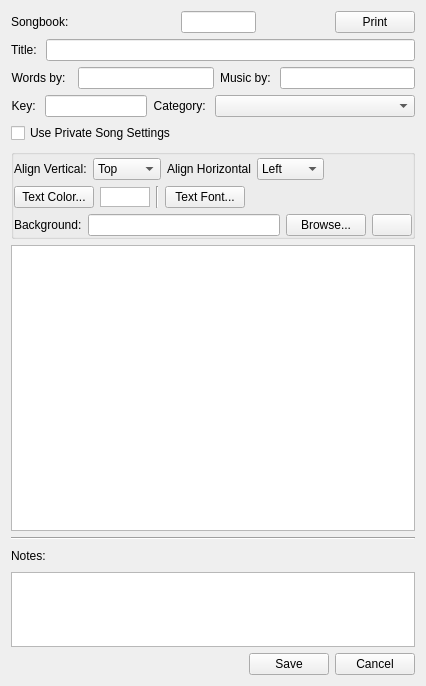
Above: src/editwidget.ui from SoftProjector/src before the change. Below: the same form after it.
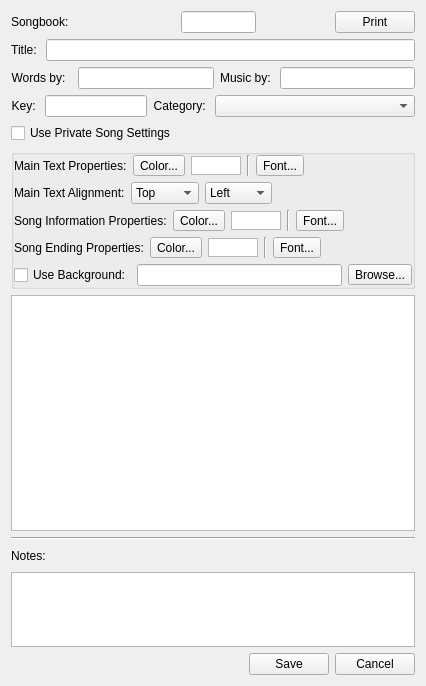
That is the form after the change. Icons and pictures are not drawn.

Commit message: Updated song setting with new features

Patch:
```diff
--- a/src/editwidget.ui
+++ b/src/editwidget.ui
@@ -23,8 +23,8 @@
    <iconset resource="softprojector.qrc">
     <normaloff>:/icons/icons/edit.png</normaloff>:/icons/icons/edit.png</iconset>
   </property>
-  <layout class="QGridLayout" name="gridLayout_7">
-   <item row="0" column="0">
+  <layout class="QVBoxLayout" name="verticalLayout_3">
+   <item>
     <layout class="QGridLayout" name="gridLayout_6">
      <item row="0" column="0">
       <widget class="QLabel" name="label">
@@ -82,7 +82,7 @@
      </item>
     </layout>
    </item>
-   <item row="1" column="0">
+   <item>
     <layout class="QGridLayout" name="gridLayout_2">
      <item row="0" column="0">
       <widget class="QLabel" name="label_15">
@@ -99,7 +99,7 @@
      </item>
     </layout>
    </item>
-   <item row="2" column="0">
+   <item>
     <layout class="QGridLayout" name="gridLayout_3">
      <item row="0" column="0">
       <widget class="QLabel" name="label_16">
@@ -129,7 +129,7 @@
      </item>
     </layout>
    </item>
-   <item row="3" column="0">
+   <item>
     <layout class="QGridLayout" name="gridLayout_4">
      <item row="0" column="0">
       <widget class="QLabel" name="label_17">
@@ -169,7 +169,7 @@
      </item>
     </layout>
    </item>
-   <item row="4" column="0">
+   <item>
     <layout class="QHBoxLayout" name="horizontalLayout_5">
      <item>
       <widget class="QCheckBox" name="checkBoxSongSettings">
@@ -193,7 +193,7 @@
      </item>
     </layout>
    </item>
-   <item row="5" column="0">
+   <item>
     <widget class="QGroupBox" name="groupBoxSettings">
      <property name="title">
       <string/>
@@ -201,25 +201,83 @@
      <property name="flat">
       <bool>true</bool>
      </property>
-     <layout class="QGridLayout" name="gridLayout_5">
-      <property name="leftMargin">
+     <layout class="QVBoxLayout" name="verticalLayout">
+      <property name="margin">
        <number>0</number>
       </property>
-      <property name="topMargin">
-       <number>3</number>
-      </property>
-      <property name="rightMargin">
-       <number>0</number>
-      </property>
-      <property name="bottomMargin">
-       <number>0</number>
-      </property>
-      <item row="0" column="0">
+      <item>
+       <layout class="QHBoxLayout" name="horizontalLayout_3">
+        <item>
+         <widget class="QLabel" name="label_4">
+          <property name="text">
+           <string>Main Text Properties:</string>
+          </property>
+         </widget>
+        </item>
+        <item>
+         <widget class="QToolButton" name="toolButtonMainColor">
+          <property name="text">
+           <string>Color...</string>
+          </property>
+         </widget>
+        </item>
+        <item>
+         <widget class="QGraphicsView" name="graphicsViewTextColor">
+          <property name="sizePolicy">
+           <sizepolicy hsizetype="Fixed" vsizetype="Fixed">
+            <horstretch>0</horstretch>
+            <verstretch>0</verstretch>
+           </sizepolicy>
+          </property>
+          <property name="minimumSize">
+           <size>
+            <width>50</width>
+            <height>19</height>
+           </size>
+          </property>
+          <property name="maximumSize">
+           <size>
+            <width>50</width>
+            <height>19</height>
+           </size>
+          </property>
+         </widget>
+        </item>
+        <item>
+         <widget class="Line" name="line_4">
+          <property name="orientation">
+           <enum>Qt::Vertical</enum>
+          </property>
+         </widget>
+        </item>
+        <item>
+         <widget class="QToolButton" name="toolButtonMainFont">
+          <property name="text">
+           <string>Font...</string>
+          </property>
+         </widget>
+        </item>
+        <item>
+         <spacer name="horizontalSpacer_4">
+          <property name="orientation">
+           <enum>Qt::Horizontal</enum>
+          </property>
+          <property name="sizeHint" stdset="0">
+           <size>
+            <width>40</width>
+            <height>20</height>
+           </size>
+          </property>
+         </spacer>
+        </item>
+       </layout>
+      </item>
+      <item>
        <layout class="QHBoxLayout" name="horizontalLayout_4">
         <item>
          <widget class="QLabel" name="labelVAlign">
           <property name="text">
-           <string>Align Vertical:</string>
+           <string>Main Text Alignment:</string>
           </property>
          </widget>
         </item>
@@ -242,13 +300,6 @@
           </item>
          </widget>
         </item>
-        <item>
-         <widget class="QLabel" name="labelHAlign">
-          <property name="text">
-           <string>Align Horizontal</string>
-          </property>
-         </widget>
-        </item>
         <item>
          <widget class="QComboBox" name="comboBoxHAlignment">
           <item>
@@ -269,13 +320,80 @@
          </widget>
         </item>
         <item>
+         <spacer name="horizontalSpacer_7">
+          <property name="orientation">
+           <enum>Qt::Horizontal</enum>
+          </property>
+          <property name="sizeHint" stdset="0">
+           <size>
+            <width>40</width>
+            <height>20</height>
+           </size>
+          </property>
+         </spacer>
+        </item>
+       </layout>
+      </item>
+      <item>
+       <layout class="QHBoxLayout" name="horizontalLayout_6">
+        <item>
+         <widget class="QLabel" name="label_3">
+          <property name="text">
+           <string>Song Information Properties:</string>
+          </property>
+         </widget>
+        </item>
+        <item>
+         <widget class="QToolButton" name="toolButtonInfoColor">
+          <property name="text">
+           <string>Color...</string>
+          </property>
+         </widget>
+        </item>
+        <item>
+         <widget class="QGraphicsView" name="graphicsViewInfoColor">
+          <property name="sizePolicy">
+           <sizepolicy hsizetype="Fixed" vsizetype="Fixed">
+            <horstretch>0</horstretch>
+            <verstretch>0</verstretch>
+           </sizepolicy>
+          </property>
+          <property name="minimumSize">
+           <size>
+            <width>50</width>
+            <height>19</height>
+           </size>
+          </property>
+          <property name="maximumSize">
+           <size>
+            <width>50</width>
+            <height>19</height>
+           </size>
+          </property>
+         </widget>
+        </item>
+        <item>
+         <widget class="Line" name="line_5">
+          <property name="orientation">
+           <enum>Qt::Vertical</enum>
+          </property>
+         </widget>
+        </item>
+        <item>
+         <widget class="QToolButton" name="toolButtonFont">
+          <property name="text">
+           <string>Font...</string>
+          </property>
+         </widget>
+        </item>
+        <item>
          <spacer name="horizontalSpacer_5">
           <property name="orientation">
            <enum>Qt::Horizontal</enum>
           </property>
           <property name="sizeHint" stdset="0">
            <size>
-            <width>98</width>
+            <width>40</width>
             <height>20</height>
            </size>
           </property>
@@ -283,17 +401,24 @@
         </item>
        </layout>
       </item>
-      <item row="1" column="0">
-       <layout class="QHBoxLayout" name="horizontalLayout_3">
+      <item>
+       <layout class="QHBoxLayout" name="horizontalLayout_7">
         <item>
-         <widget class="QPushButton" name="pushButtonTextColor">
+         <widget class="QLabel" name="label_2">
           <property name="text">
-           <string>Text Color...</string>
+           <string>Song Ending Properties:</string>
           </property>
          </widget>
         </item>
         <item>
-         <widget class="QGraphicsView" name="graphicsViewTextColor">
+         <widget class="QToolButton" name="toolButtonEndingColor">
+          <property name="text">
+           <string>Color...</string>
+          </property>
+         </widget>
+        </item>
+        <item>
+         <widget class="QGraphicsView" name="graphicsViewEndingColor">
           <property name="sizePolicy">
            <sizepolicy hsizetype="Fixed" vsizetype="Fixed">
             <horstretch>0</horstretch>
@@ -303,48 +428,39 @@
           <property name="minimumSize">
            <size>
             <width>50</width>
-            <height>20</height>
+            <height>19</height>
            </size>
           </property>
           <property name="maximumSize">
            <size>
             <width>50</width>
-            <height>20</height>
+            <height>19</height>
            </size>
           </property>
          </widget>
         </item>
         <item>
-         <widget class="Line" name="line_2">
+         <widget class="Line" name="line_6">
           <property name="orientation">
            <enum>Qt::Vertical</enum>
           </property>
          </widget>
         </item>
         <item>
-         <widget class="QPushButton" name="pushButtonTextFont">
-          <property name="sizePolicy">
-           <sizepolicy hsizetype="Minimum" vsizetype="Fixed">
-            <horstretch>0</horstretch>
-            <verstretch>0</verstretch>
-           </sizepolicy>
-          </property>
+         <widget class="QToolButton" name="toolButtonEndingFont">
           <property name="text">
-           <string>Text Font...</string>
+           <string>Font...</string>
           </property>
          </widget>
         </item>
         <item>
-         <widget class="QLabel" name="labelTextFont"/>
-        </item>
-        <item>
-         <spacer name="horizontalSpacer_4">
+         <spacer name="horizontalSpacer_8">
           <property name="orientation">
            <enum>Qt::Horizontal</enum>
           </property>
           <property name="sizeHint" stdset="0">
            <size>
-            <width>148</width>
+            <width>40</width>
             <height>20</height>
            </size>
           </property>
@@ -352,12 +468,12 @@
         </item>
        </layout>
       </item>
-      <item row="2" column="0">
+      <item>
        <layout class="QHBoxLayout" name="horizontalLayout_2">
         <item>
-         <widget class="QLabel" name="labelBackground">
+         <widget class="QCheckBox" name="checkBoxUseBackground">
           <property name="text">
-           <string>Background:</string>
+           <string>Use Background:</string>
           </property>
          </widget>
         </item>
@@ -372,43 +488,32 @@
          </widget>
         </item>
         <item>
-         <widget class="QPushButton" name="pushButtonBackgroundPath">
+         <widget class="QToolButton" name="toolButtonBrowseBackground">
           <property name="text">
            <string>Browse...</string>
           </property>
          </widget>
         </item>
-        <item>
-         <widget class="QPushButton" name="pushButtonRemoveBackground">
-          <property name="text">
-           <string/>
-          </property>
-          <property name="icon">
-           <iconset resource="softprojector.qrc">
-            <normaloff>:/icons/icons/remove.png</normaloff>:/icons/icons/remove.png</iconset>
-          </property>
-         </widget>
-        </item>
        </layout>
       </item>
      </layout>
     </widget>
    </item>
-   <item row="6" column="0">
+   <item>
     <widget class="QTextEdit" name="textEditSong">
      <property name="acceptRichText">
       <bool>false</bool>
      </property>
     </widget>
    </item>
-   <item row="7" column="0">
+   <item>
     <widget class="Line" name="line">
      <property name="orientation">
       <enum>Qt::Horizontal</enum>
      </property>
     </widget>
    </item>
-   <item row="8" column="0">
+   <item>
     <layout class="QHBoxLayout" name="horizontalLayout">
      <item>
       <widget class="QLabel" name="labelNotes">
@@ -432,7 +537,7 @@
      </item>
     </layout>
    </item>
-   <item row="9" column="0">
+   <item>
     <widget class="QPlainTextEdit" name="plainTextEditNotes">
      <property name="maximumSize">
       <size>
@@ -442,7 +547,7 @@
      </property>
     </widget>
    </item>
-   <item row="10" column="0">
+   <item>
     <layout class="QGridLayout" name="gridLayout">
      <item row="0" column="0">
       <spacer name="horizontalSpacer">
```
The commit also changes 10 other files.
